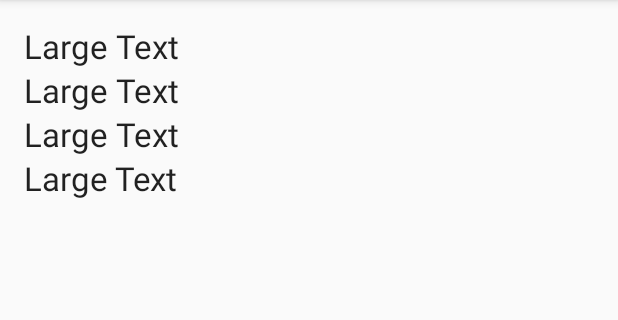
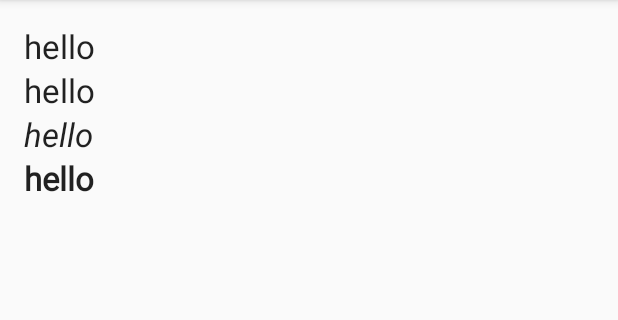
Before and after one commit to riverpearl/SampleCustomFont, an Android app: the CustomFontActivity screen opened directly, with no data from a screen before it, on a phone screen of 412 x 824 dp, the part 84-404 px from its top. Run offline under Robolectric (Android 15) with nearby library versions, the phone set to English and light mode, and no system bars; Roboto replaces fonts that are not available here; 1 statement that could not run was skipped.

Commit message:
custom font

```diff
--- a/app/src/main/AndroidManifest.xml
+++ b/app/src/main/AndroidManifest.xml
@@ -15,7 +15,8 @@
                 <category android:name="android.intent.category.LAUNCHER" />
             </intent-filter>
         </activity>
-        <activity android:name=".CustomFontActivity"></activity>
+        <activity android:name=".CustomFontActivity" />
+        <activity android:name=".ParentActivity"></activity>
     </application>
 
 </manifest>
--- a/app/src/main/java/com/tacademy/samplecustomfont/CustomFontActivity.java
+++ b/app/src/main/java/com/tacademy/samplecustomfont/CustomFontActivity.java
@@ -5,21 +5,21 @@ import android.support.v7.app.AppCompatActivity;
 import android.os.Bundle;
 import android.widget.TextView;
 
-public class CustomFontActivity extends AppCompatActivity {
+public class CustomFontActivity extends ParentActivity {
 
     @Override
     protected void onCreate(Bundle savedInstanceState) {
         super.onCreate(savedInstanceState);
         setContentView(R.layout.activity_custom_font);
 
-        TextView tv = (TextView)findViewById(R.id.text_nanum);
-        Typeface tf = FontManager.getInstance().getTypeface(this, FontData.NANUM);
-        tv.setTypeface(tf);
-
-        tv = (TextView)findViewById(R.id.text_noto);
-        tv.setTypeface(FontManager.getInstance().getTypeface(this, FontData.NOTO));
-
-        tv = (TextView)findViewById(R.id.text_roboto);
-        tv.setTypeface(FontManager.getInstance().getTypeface(this, FontData.ROBOTO));
+//        TextView tv = (TextView)findViewById(R.id.text_nanum);
+//        Typeface tf = FontManager.getInstance().getTypeface(this, FontData.NANUM);
+//        tv.setTypeface(tf);
+//
+//        tv = (TextView)findViewById(R.id.text_noto);
+//        tv.setTypeface(FontManager.getInstance().getTypeface(this, FontData.NOTO));
+//
+//        tv = (TextView)findViewById(R.id.text_roboto);
+//        tv.setTypeface(FontManager.getInstance().getTypeface(this, FontData.ROBOTO));
     }
 }
--- a/app/src/main/java/com/tacademy/samplecustomfont/FontManager.java
+++ b/app/src/main/java/com/tacademy/samplecustomfont/FontManager.java
@@ -29,6 +29,9 @@ public class FontManager {
 
         if (t == null) {
             FontData fd = FontData.searchFont(fontName);
+
+            if (fd == null) return null;
+
             t = Typeface.createFromAsset(context.getAssets(), fd.fileName);
             fontMap.put(fontName, t);
         }
--- /dev/null
+++ b/app/src/main/java/com/tacademy/samplecustomfont/ParentActivity.java
@@ -0,0 +1,61 @@
+package com.tacademy.samplecustomfont;
+
+import android.content.Context;
+import android.content.res.TypedArray;
+import android.graphics.Typeface;
+import android.support.v7.app.AppCompatActivity;
+import android.os.Bundle;
+import android.support.v7.app.AppCompatDelegate;
+import android.text.TextUtils;
+import android.util.AttributeSet;
+import android.view.View;
+import android.widget.TextView;
+
+public class ParentActivity extends AppCompatActivity {
+
+    AppCompatDelegate mDelegate;
+
+    @Override
+    protected void onCreate(Bundle savedInstanceState) {
+        getLayoutInflater().setFactory2(this);
+        mDelegate = getDelegate();
+        super.onCreate(savedInstanceState);
+    }
+
+    @Override
+    public View onCreateView(View parent, String name, Context context, AttributeSet attrs) {
+        View view = super.onCreateView(parent, name, context, attrs);
+
+        if (view == null)
+            view = mDelegate.createView(parent, name, context, attrs);
+
+        view = setCustomFont(view, name, context, attrs);
+        return view;
+    }
+
+    private View setCustomFont(View view, String name, Context context, AttributeSet attrs) {
+        if (view == null) {
+            if (name.equals("TextView")) {
+                view = new TextView(context, attrs);
+            }
+        }
+
+        if (view != null && view instanceof TextView) {
+            TextView tv = (TextView)view;
+            TypedArray ta = context.obtainStyledAttributes(attrs, R.styleable.CustomFont);
+            String fontName = ta.getString(R.styleable.CustomFont_android_fontFamily);
+            int textSyle = ta.getInt(R.styleable.CustomFont_android_textStyle, Typeface.NORMAL);
+            ta.recycle();
+
+            if (!TextUtils.isEmpty(fontName)) {
+                Typeface tf = FontManager.getInstance().getTypeface(context, fontName);
+
+                if (tf != null) {
+                    tv.setTypeface(tf, textSyle);
+                }
+            }
+        }
+
+        return view;
+    }
+}
--- a/app/src/main/res/layout/activity_custom_font.xml
+++ b/app/src/main/res/layout/activity_custom_font.xml
@@ -13,7 +13,7 @@
         android:layout_width="wrap_content"
         android:layout_height="wrap_content"
         android:textAppearance="?android:attr/textAppearanceLarge"
-        android:text="Large Text"
+        android:text="@string/title_hello"
         android:id="@+id/text_default"
         android:layout_alignParentTop="true"
         android:layout_alignParentLeft="true"
@@ -23,29 +23,35 @@
         android:layout_width="wrap_content"
         android:layout_height="wrap_content"
         android:textAppearance="?android:attr/textAppearanceLarge"
-        android:text="Large Text"
+        android:text="@string/title_hello"
         android:id="@+id/text_nanum"
+        android:textStyle="normal"
         android:layout_below="@+id/text_default"
         android:layout_alignParentLeft="true"
-        android:layout_alignParentStart="true" />
+        android:layout_alignParentStart="true"
+        android:fontFamily="nanum" />
 
     <TextView
         android:layout_width="wrap_content"
         android:layout_height="wrap_content"
         android:textAppearance="?android:attr/textAppearanceLarge"
-        android:text="Large Text"
+        android:text="@string/title_hello"
         android:id="@+id/text_noto"
+        android:textStyle="italic"
         android:layout_below="@+id/text_nanum"
         android:layout_alignParentLeft="true"
-        android:layout_alignParentStart="true" />
+        android:layout_alignParentStart="true"
+        android:fontFamily="noto" />
 
     <TextView
         android:layout_width="wrap_content"
         android:layout_height="wrap_content"
         android:textAppearance="?android:attr/textAppearanceLarge"
-        android:text="Large Text"
+        android:text="@string/title_hello"
         android:id="@+id/text_roboto"
+        android:textStyle="bold"
         android:layout_below="@+id/text_noto"
         android:layout_alignParentLeft="true"
-        android:layout_alignParentStart="true" />
+        android:layout_alignParentStart="true"
+        android:fontFamily="roboto" />
 </RelativeLayout>
--- /dev/null
+++ b/app/src/main/res/values/attrs.xml
@@ -0,0 +1,7 @@
+<?xml version="1.0" encoding="utf-8"?>
+<resources>
+    <declare-styleable name="CustomFont">
+        <attr name="android:fontFamily" />
+        <attr name="android:textStyle" />
+    </declare-styleable>
+</resources>
--- a/app/src/main/res/values/strings.xml
+++ b/app/src/main/res/values/strings.xml
@@ -1,4 +1,6 @@
 <resources>
     <string name="app_name">SampleCustomFont</string>
     <string name="title_custom_font_activity">custom font activity</string>
+    <string name="title_hi">hi</string>
+    <string name="title_hello">hello</string>
 </resources>
```
Also changed, not shown: 1 other file.
